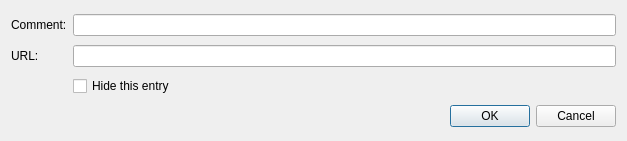
This is src/entryindexdialog.ui in jsbien/djview-poliqarp_fork as Qt 5 draws it before an edit. The edited form follows.
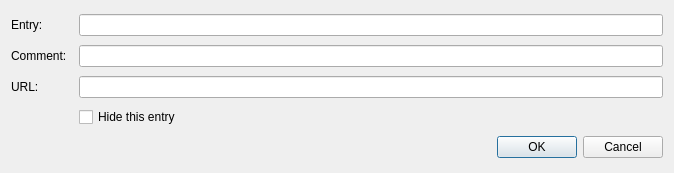
This is the edited form.

Commit message: Use Entry dialog to add new entries. Closes #138.

Diff of the .ui file:
```diff
--- a/src/entryindexdialog.ui
+++ b/src/entryindexdialog.ui
@@ -6,8 +6,8 @@
    <rect>
     <x>0</x>
     <y>0</y>
-    <width>627</width>
-    <height>141</height>
+    <width>674</width>
+    <height>173</height>
    </rect>
   </property>
   <property name="windowTitle">
@@ -15,13 +15,20 @@
   </property>
   <layout class="QGridLayout" name="gridLayout">
    <item row="0" column="0">
-    <widget class="QLabel" name="commentLabel">
+    <widget class="QLabel" name="entryLabel">
      <property name="text">
-      <string>Comment:</string>
+      <string>Entry:</string>
      </property>
     </widget>
    </item>
-   <item row="0" column="1">
+   <item row="3" column="2">
+    <widget class="QCheckBox" name="hiddenCheck">
+     <property name="text">
+      <string>Hide this entry</string>
+     </property>
+    </widget>
+   </item>
+   <item row="1" column="2">
     <widget class="QLineEdit" name="commentEdit">
      <property name="sizePolicy">
       <sizepolicy hsizetype="Expanding" vsizetype="Fixed">
@@ -37,37 +44,30 @@
      </property>
     </widget>
    </item>
-   <item row="1" column="0">
+   <item row="2" column="2">
+    <widget class="QLineEdit" name="urlEdit">
+     <property name="sizePolicy">
+      <sizepolicy hsizetype="Expanding" vsizetype="Fixed">
+       <horstretch>10</horstretch>
+       <verstretch>0</verstretch>
+      </sizepolicy>
+     </property>
+     <property name="minimumSize">
+      <size>
+       <width>300</width>
+       <height>0</height>
+      </size>
+     </property>
+    </widget>
+   </item>
+   <item row="2" column="0">
     <widget class="QLabel" name="urlLabel">
      <property name="text">
       <string>URL:</string>
      </property>
     </widget>
    </item>
-   <item row="1" column="1">
-    <widget class="QLineEdit" name="urlEdit">
-     <property name="sizePolicy">
-      <sizepolicy hsizetype="Expanding" vsizetype="Fixed">
-       <horstretch>10</horstretch>
-       <verstretch>0</verstretch>
-      </sizepolicy>
-     </property>
-     <property name="minimumSize">
-      <size>
-       <width>300</width>
-       <height>0</height>
-      </size>
-     </property>
-    </widget>
-   </item>
-   <item row="2" column="1">
-    <widget class="QCheckBox" name="hiddenCheck">
-     <property name="text">
-      <string>Hide this entry</string>
-     </property>
-    </widget>
-   </item>
-   <item row="3" column="0" colspan="2">
+   <item row="4" column="0" colspan="3">
     <widget class="QDialogButtonBox" name="buttonBox">
      <property name="orientation">
       <enum>Qt::Horizontal</enum>
@@ -77,6 +77,20 @@
      </property>
     </widget>
    </item>
+   <item row="1" column="0">
+    <widget class="QLabel" name="commentLabel">
+     <property name="text">
+      <string>Comment:</string>
+     </property>
+    </widget>
+   </item>
+   <item row="0" column="2">
+    <widget class="QLineEdit" name="entryEdit">
+     <property name="readOnly">
+      <bool>true</bool>
+     </property>
+    </widget>
+   </item>
   </layout>
  </widget>
  <tabstops>
```
Left out of the diff: 1 changed line with no effect on the pictures. The commit also changes 9 other files.
